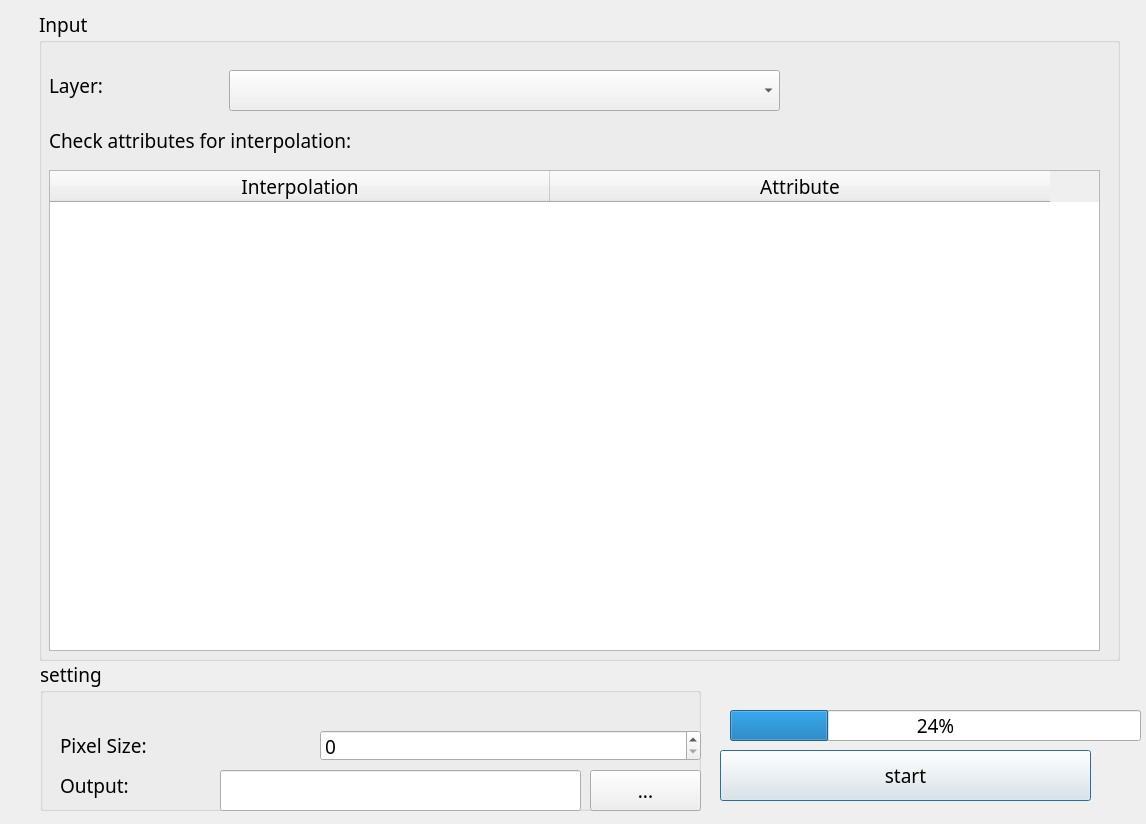
HanwGeek/geoRec, file IDW_Interpolation_dialog_base.ui: the form before one commit.
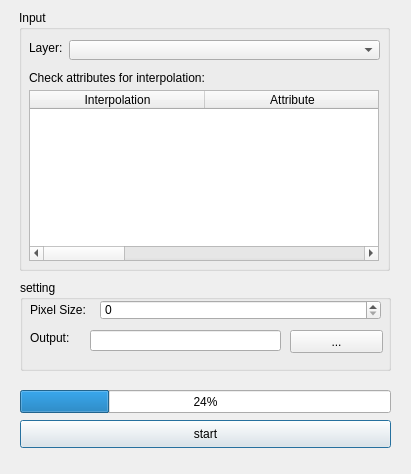
The form after the commit.

The edit to the form file:
```diff
--- a/IDW_Interpolation_dialog_base.ui
+++ b/IDW_Interpolation_dialog_base.ui
@@ -6,8 +6,8 @@
    <rect>
     <x>0</x>
     <y>0</y>
-    <width>1146</width>
-    <height>824</height>
+    <width>411</width>
+    <height>474</height>
    </rect>
   </property>
   <property name="windowTitle">
@@ -16,18 +16,12 @@
   <widget class="QGroupBox" name="groupBox_input">
    <property name="geometry">
     <rect>
-     <x>39</x>
+     <x>19</x>
      <y>10</y>
-     <width>1081</width>
-     <height>651</height>
+     <width>371</width>
+     <height>261</height>
     </rect>
    </property>
-   <property name="font">
-    <font>
-     <family>Source Code Variable</family>
-     <pointsize>14</pointsize>
-    </font>
-   </property>
    <property name="title">
     <string>Input</string>
    </property>
@@ -35,16 +29,11 @@
     <property name="geometry">
      <rect>
       <x>10</x>
-      <y>50</y>
-      <width>161</width>
-      <height>51</height>
+      <y>30</y>
+      <width>72</width>
+      <height>15</height>
      </rect>
     </property>
-    <property name="font">
-     <font>
-      <family>Source Code Variable</family>
-     </font>
-    </property>
     <property name="text">
      <string>Layer:</string>
     </property>
@@ -53,16 +42,11 @@
     <property name="geometry">
      <rect>
       <x>10</x>
-      <y>110</y>
-      <width>721</width>
-      <height>41</height>
+      <y>60</y>
+      <width>341</width>
+      <height>16</height>
      </rect>
     </property>
-    <property name="font">
-     <font>
-      <family>Source Code Variable</family>
-     </font>
-    </property>
     <property name="text">
      <string>Check attributes for interpolation:</string>
     </property>
@@ -71,22 +55,16 @@
     <property name="geometry">
      <rect>
       <x>10</x>
-      <y>160</y>
-      <width>1051</width>
-      <height>481</height>
+      <y>80</y>
+      <width>350</width>
+      <height>171</height>
      </rect>
     </property>
-    <property name="font">
-     <font>
-      <family>Source Code Variable</family>
-      <pointsize>14</pointsize>
-     </font>
-    </property>
     <property name="columnCount">
-     <number>2</number>
+     <number>4</number>
     </property>
     <attribute name="horizontalHeaderDefaultSectionSize">
-     <number>500</number>
+     <number>175</number>
     </attribute>
     <column>
      <property name="text">
@@ -98,38 +76,29 @@
       <string>Attribute</string>
      </property>
     </column>
+    <column/>
+    <column/>
    </widget>
    <widget class="QComboBox" name="comboBox_layers">
     <property name="geometry">
      <rect>
-      <x>190</x>
-      <y>60</y>
-      <width>551</width>
-      <height>41</height>
+      <x>50</x>
+      <y>30</y>
+      <width>311</width>
+      <height>20</height>
      </rect>
     </property>
-    <property name="font">
-     <font>
-      <family>Source Code Variable</family>
-     </font>
-    </property>
    </widget>
   </widget>
   <widget class="QProgressBar" name="progressBar">
    <property name="geometry">
     <rect>
-     <x>730</x>
-     <y>710</y>
-     <width>411</width>
-     <height>31</height>
+     <x>20</x>
+     <y>390</y>
+     <width>371</width>
+     <height>23</height>
     </rect>
    </property>
-   <property name="font">
-    <font>
-     <family>Source Code Variable</family>
-     <pointsize>14</pointsize>
-    </font>
-   </property>
    <property name="value">
     <number>24</number>
    </property>
@@ -137,18 +106,12 @@
   <widget class="QPushButton" name="pushButton_start">
    <property name="geometry">
     <rect>
-     <x>720</x>
-     <y>750</y>
+     <x>20</x>
+     <y>420</y>
      <width>371</width>
-     <height>51</height>
+     <height>28</height>
     </rect>
    </property>
-   <property name="font">
-    <font>
-     <family>Source Code Variable</family>
-     <pointsize>14</pointsize>
-    </font>
-   </property>
    <property name="text">
     <string>start</string>
    </property>
@@ -156,28 +119,41 @@
   <widget class="QGroupBox" name="groupBox_setting">
    <property name="geometry">
     <rect>
-     <x>40</x>
-     <y>660</y>
-     <width>661</width>
-     <height>151</height>
+     <x>20</x>
+     <y>280</y>
+     <width>371</width>
+     <height>91</height>
     </rect>
    </property>
-   <property name="font">
-    <font>
-     <family>Source Code Variable</family>
-     <pointsize>14</pointsize>
-    </font>
-   </property>
    <property name="title">
     <string>setting</string>
    </property>
+   <widget class="QLabel" name="label_pixelSize">
+    <property name="geometry">
+     <rect>
+      <x>10</x>
+      <y>20</y>
+      <width>66</width>
+      <height>20</height>
+     </rect>
+    </property>
+    <property name="maximumSize">
+     <size>
+      <width>75</width>
+      <height>16777215</height>
+     </size>
+    </property>
+    <property name="text">
+     <string>Pixel Size:</string>
+    </property>
+   </widget>
    <widget class="QSpinBox" name="spinBox_pixelSize">
     <property name="geometry">
      <rect>
-      <x>280</x>
-      <y>70</y>
-      <width>381</width>
-      <height>31</height>
+      <x>80</x>
+      <y>20</y>
+      <width>281</width>
+      <height>20</height>
      </rect>
     </property>
     <property name="sizePolicy">
@@ -186,12 +162,6 @@
       <verstretch>0</verstretch>
      </sizepolicy>
     </property>
-    <property name="font">
-     <font>
-      <family>Source Code Variable</family>
-      <pointsize>14</pointsize>
-     </font>
-    </property>
     <property name="maximum">
      <number>1000000000</number>
     </property>
@@ -199,18 +169,12 @@
    <widget class="QLabel" name="label">
     <property name="geometry">
      <rect>
-      <x>20</x>
-      <y>110</y>
-      <width>151</width>
-      <height>31</height>
+      <x>10</x>
+      <y>50</y>
+      <width>72</width>
+      <height>15</height>
      </rect>
     </property>
-    <property name="font">
-     <font>
-      <family>Source Code Variable</family>
-      <pointsize>14</pointsize>
-     </font>
-    </property>
     <property name="text">
      <string>Output:</string>
     </property>
@@ -218,57 +182,26 @@
    <widget class="QLineEdit" name="lineEdit_output">
     <property name="geometry">
      <rect>
-      <x>180</x>
-      <y>110</y>
-      <width>361</width>
-      <height>41</height>
+      <x>70</x>
+      <y>50</y>
+      <width>191</width>
+      <height>21</height>
      </rect>
     </property>
-    <property name="font">
-     <font>
-      <family>Source Code Variable</family>
-      <pointsize>14</pointsize>
-     </font>
-    </property>
    </widget>
    <widget class="QPushButton" name="pushButton_output">
     <property name="geometry">
      <rect>
-      <x>550</x>
-      <y>110</y>
-      <width>111</width>
-      <height>41</height>
+      <x>270</x>
+      <y>50</y>
+      <width>93</width>
+      <height>23</height>
      </rect>
     </property>
-    <property name="font">
-     <font>
-      <family>Source Code Variable</family>
-      <pointsize>14</pointsize>
-     </font>
-    </property>
     <property name="text">
      <string>...</string>
     </property>
    </widget>
-   <widget class="QLabel" name="label_pixelSize">
-    <property name="geometry">
-     <rect>
-      <x>20</x>
-      <y>60</y>
-      <width>251</width>
-      <height>51</height>
-     </rect>
-    </property>
-    <property name="font">
-     <font>
-      <family>Source Code Variable</family>
-      <pointsize>14</pointsize>
-     </font>
-    </property>
-    <property name="text">
-     <string>Pixel Size:</string>
-    </property>
-   </widget>
   </widget>
  </widget>
  <resources/>
```
